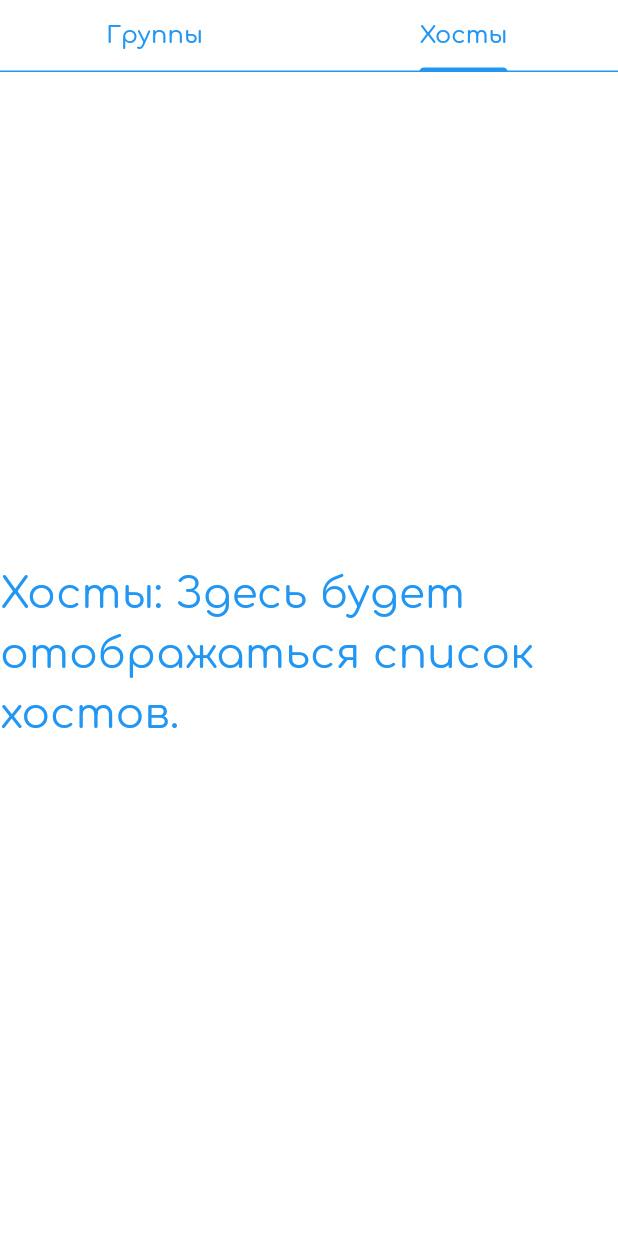
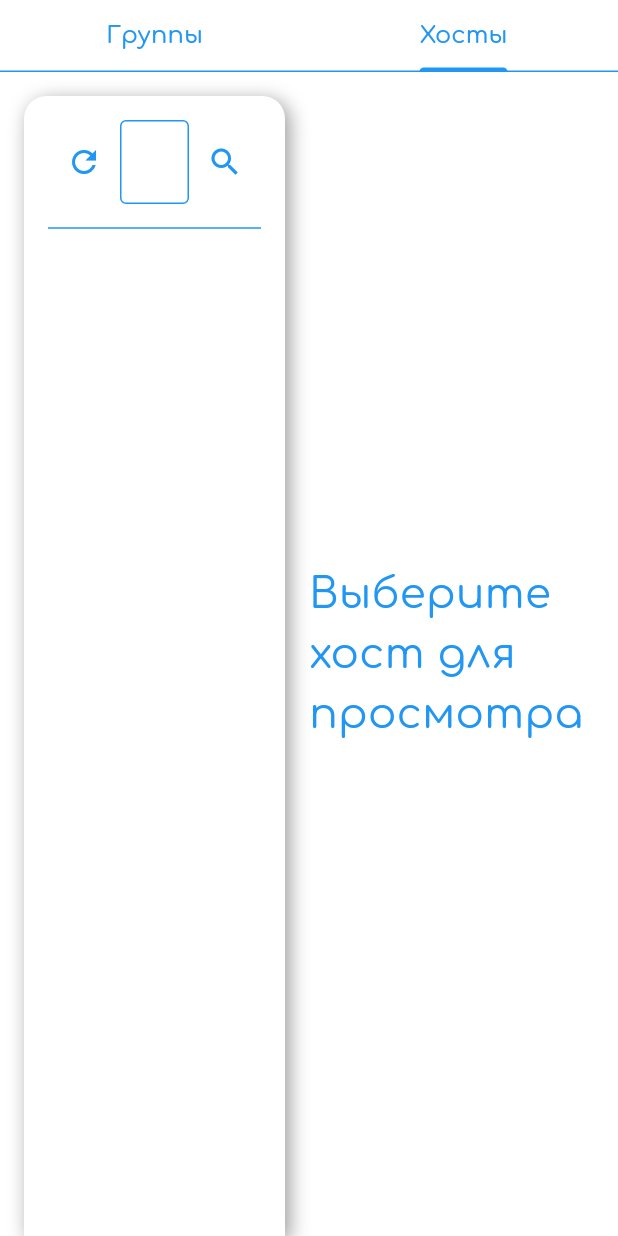
Before and after one commit to Ilase/net_runner, a Flutter app: the HostsPg widget shown alone on an empty page, opened directly, tab 2 chosen, on a phone screen of 412 x 824 dp. Run offline on Flutter 3.47's test engine with Material 3 defaults, Android fonts, the phone set to English and light mode, and no system bars; our stand-ins replace auto_size_text, bloc, equatable, flutter_bloc, google_fonts, loading_animation_widget and 3 more; missing offline and left inert: graphview, platform_detector; accounts and stored records are empty; generated files the repository leaves out were written again.

Commit message:
start to adding funcs to group/hosts

```diff
--- a/lib/core/domain/api/api_bloc.dart
+++ b/lib/core/domain/api/api_bloc.dart
@@ -30,7 +30,7 @@ class ApiBloc extends Bloc<ApiEvent, ApiState> {
   }) : super(ApiInitial()) {
     on<ConnectToServerEvent>(_connectToServer);
     on<GetGroupListEvent>(_getGroupList);
-    on<FetchTaskListEvent>;
+    on<FetchTaskListEvent>(_fetchTasKListEvent);
   }
 
   Future<void> _connectToServer(
@@ -65,7 +65,7 @@ class ApiBloc extends Bloc<ApiEvent, ApiState> {
 
   Future<void> _fetchTasKListEvent(
       FetchTaskListEvent event, Emitter emit) async {
-    final response = await http.get(apiEndpoints.getUri("task"));
+    final response = await http.get(apiEndpoints.getUri("get-task-list"));
     if (response.statusCode == 200) {
       taskListCubit.fillTaskListFromGet(jsonDecode(response.body));
     }
--- a/lib/features/hosts/presentation/hosts_pg.dart
+++ b/lib/features/hosts/presentation/hosts_pg.dart
@@ -58,7 +58,11 @@ class _HostsPgState extends State<HostsPg> with SingleTickerProviderStateMixin {
       children: [
         Expanded(
           child: Padding(
-            padding: const EdgeInsets.all(16.0),
+            padding: const EdgeInsets.only(
+              top: 16,
+              left: 16,
+              right: 16,
+            ),
             child: Container(
               decoration: BoxDecoration(
                 color: Colors.white,
@@ -191,7 +195,64 @@ class _HostsPgState extends State<HostsPg> with SingleTickerProviderStateMixin {
 
   Widget _buildHostsView(BuildContext context) {
     return Center(
-      child: Text('Хосты: Здесь будет отображаться список хостов.'),
+      child: Row(
+        children: [
+          Expanded(
+            child: Padding(
+              padding: const EdgeInsets.only(
+                top: 16,
+                left: 16,
+                right: 16,
+              ),
+              child: Container(
+                decoration: BoxDecoration(
+                  color: Colors.white,
+                  borderRadius: BorderRadius.vertical(top: Radius.circular(15)),
+                  boxShadow: [
+                    BoxShadow(
+                      offset: Offset(3, 3),
+                      blurRadius: 10,
+                      color: Colors.grey,
+                    ),
+                  ],
+                ),
+                child: Padding(
+                  padding: const EdgeInsets.all(16.0),
+                  child: Column(
+                    children: [
+                      Row(
+                        children: [
+                          IconButton(
+                            onPressed: () {},
+                            icon: Icon(Icons.refresh),
+                          ),
+                          Expanded(
+                            child: TextField(
+                              decoration: InputDecoration(labelText: 'Поиск'),
+                            ),
+                          ),
+                          IconButton(
+                            onPressed: () {},
+                            icon: Icon(Icons.search),
+                          ),
+                        ],
+                      ),
+                      SizedBox(height: 8),
+                      Divider(),
+                      SizedBox(height: 8),
+                    ],
+                  ),
+                ),
+              ),
+            ),
+          ),
+          Expanded(
+            child: _selectedItem != null
+                ? _buildGroupDetailsView()
+                : Center(child: Text('Выберите хост для просмотра')),
+          ),
+        ],
+      ),
     );
   }
 }
--- a/lib/main.dart
+++ b/lib/main.dart
@@ -29,6 +29,7 @@ void main() async {
     providers: [
       BlocProvider.value(value: groupListCubit),
       BlocProvider.value(value: hostListCubit),
+      BlocProvider.value(value: taskListCubit),
       BlocProvider(
         create: (context) => ApiBloc(
           taskListCubit: taskListCubit,
```
